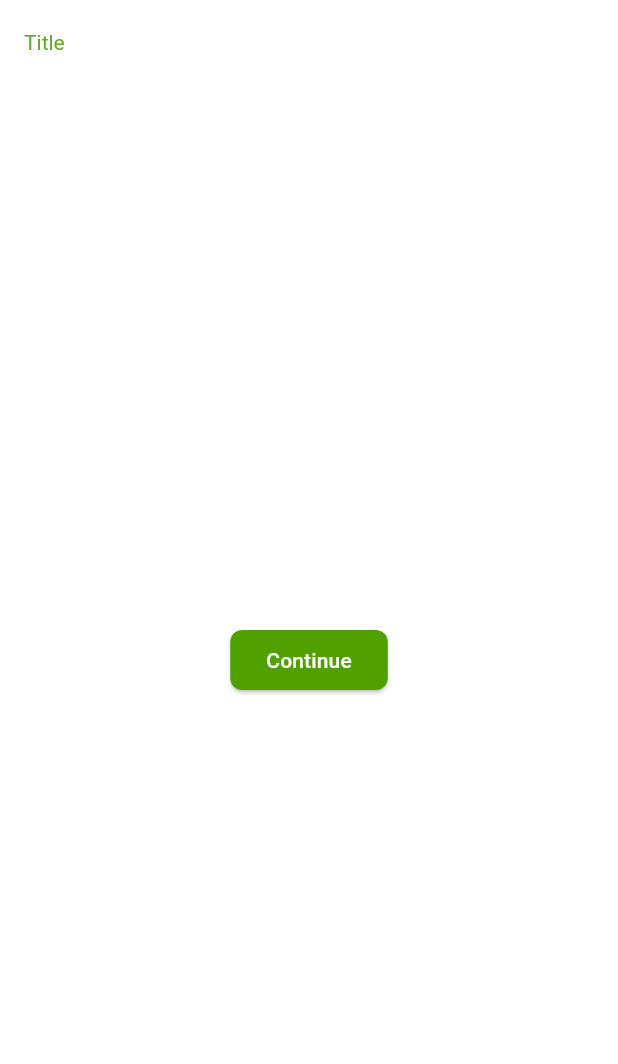
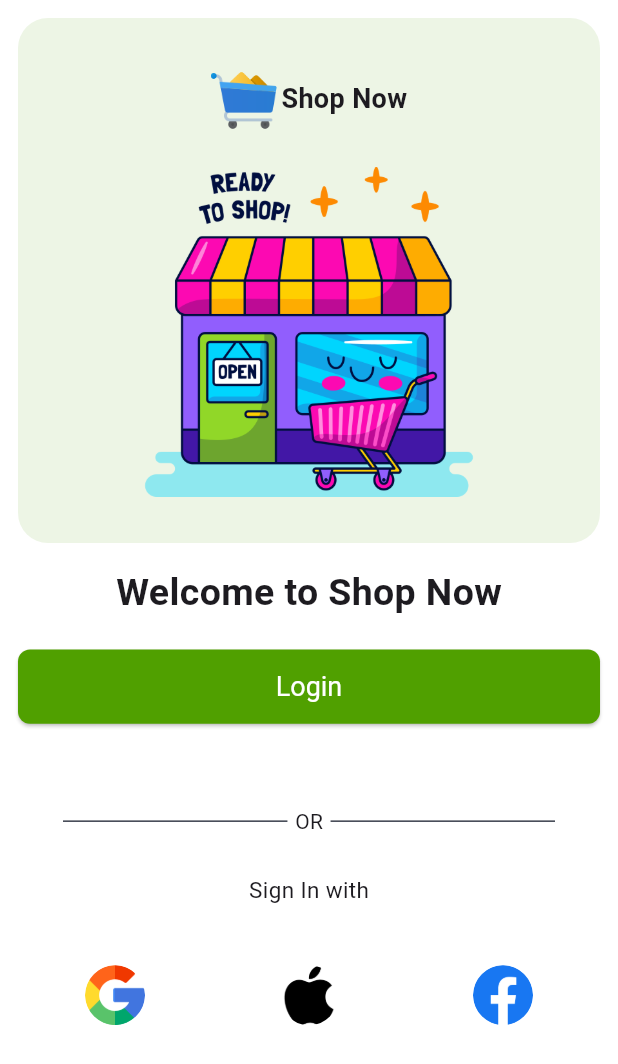
Before and after one commit to Thiruvikraman1998/ECommerce_app_node.js_backend, a Flutter app: the screen it shows after launch, on a phone screen of 412 x 824 dp. Shown: the top 1064 px of the screen. Run offline on Flutter 3.47's test engine with Material 2 defaults, Android fonts, the phone set to English and light mode, and no system bars.

Commit message:
completed onboarding screen

```diff
--- a/shopnow/lib/main.dart
+++ b/shopnow/lib/main.dart
@@ -1,4 +1,5 @@
 import 'package:flutter/material.dart';
+import 'package:shopnow/screens/onboarding_screen.dart';
 import 'package:shopnow/utils/app_colors.dart';
 import 'package:shopnow/widgets/bottom_bar.dart';
 
@@ -38,6 +39,14 @@ class _ShopNowState extends State<ShopNow> {
             ),
           ),
         ),
+        textButtonTheme: TextButtonThemeData(
+          style: const ButtonStyle().copyWith(
+            backgroundColor:
+                const MaterialStatePropertyAll(AppColors.bgcolorLight),
+            foregroundColor:
+                const MaterialStatePropertyAll(AppColors.textButtonColor),
+          ),
+        ),
       ),
       darkTheme: ThemeData(
         useMaterial3: true,
@@ -59,8 +68,16 @@ class _ShopNowState extends State<ShopNow> {
             ),
           ),
         ),
+        textButtonTheme: TextButtonThemeData(
+          style: const ButtonStyle().copyWith(
+            backgroundColor:
+                const MaterialStatePropertyAll(AppColors.bgcolorDark),
+            foregroundColor:
+                const MaterialStatePropertyAll(AppColors.textButtonColor),
+          ),
+        ),
       ),
-      home: const BottomBar(),
+      home: const OnboardingScreen(),
     );
   }
 }
--- /dev/null
+++ b/shopnow/lib/screens/onboarding_screen.dart
@@ -0,0 +1,141 @@
+import 'package:flutter/material.dart';
+import 'package:shopnow/utils/app_colors.dart';
+import 'package:shopnow/widgets/custom_button.dart';
+
+class OnboardingScreen extends StatelessWidget {
+  const OnboardingScreen({super.key});
+
+  @override
+  Widget build(BuildContext context) {
+    return Scaffold(
+      body: SafeArea(
+        child: Container(
+          //color: Colors.red,
+          margin: const EdgeInsets.only(top: 12, right: 12, left: 12),
+          child: Column(
+            children: [
+              Container(
+                padding: const EdgeInsets.all(20),
+                decoration: const BoxDecoration(
+                    borderRadius: BorderRadius.all(
+                      Radius.circular(20),
+                    ),
+                    color: AppColors.greenLight),
+                height: 350,
+                width: double.infinity,
+                child: Column(
+                  mainAxisAlignment: MainAxisAlignment.spaceAround,
+                  children: [
+                    Row(
+                      mainAxisAlignment: MainAxisAlignment.center,
+                      children: [
+                        Container(
+                          height: 47,
+                          width: 47,
+                          decoration: const BoxDecoration(
+                            //color: Colors.red,
+                            image: DecorationImage(
+                                image: AssetImage(
+                                  "assets/main_assets/cart.png",
+                                ),
+                                fit: BoxFit.cover),
+                          ),
+                        ),
+                        const Text(
+                          "Shop Now",
+                          style: TextStyle(
+                              fontSize: 18, fontWeight: FontWeight.bold),
+                        )
+                      ],
+                    ),
+                    //SizedBox(height: 20),
+                    Container(
+                      height: 220,
+                      width: 300,
+                      decoration: const BoxDecoration(
+                        //color: Colors.amber,
+                        image: DecorationImage(
+                          image: AssetImage('assets/main_assets/shop.png'),
+                        ),
+                      ),
+                    )
+                  ],
+                ),
+              ),
+              const SizedBox(height: 15),
+              const Text(
+                "Welcome to Shop Now",
+                style: TextStyle(fontSize: 25, fontWeight: FontWeight.bold),
+              ),
+              const SizedBox(height: 20),
+              CustomButton(label: "Login", onPress: () {}), // Login Button
+              const SizedBox(height: 50),
+              Container(
+                //color: Colors.amber,
+                height: 30,
+                width: double.infinity,
+                child: const Row(
+                  mainAxisAlignment: MainAxisAlignment.center,
+                  children: [
+                    Expanded(
+                      child: Divider(
+                        //height: 10,
+                        color: AppColors.greyDark,
+                        thickness: 1,
+                        indent: 30,
+                      ),
+                    ),
+                    Padding(
+                        padding: EdgeInsets.symmetric(horizontal: 5),
+                        child: Text("OR")),
+                    Expanded(
+                      child: Divider(
+                        //height: 2,
+                        color: AppColors.greyDark,
+                        thickness: 1,
+                        endIndent: 30,
+                      ),
+                    )
+                  ],
+                ),
+              ),
+              const SizedBox(height: 20),
+              const Column(
+                children: [
+                  Text(
+                    "Sign In with",
+                    style: TextStyle(fontSize: 15),
+                  ),
+                  SizedBox(height: 40),
+                  Row(
+                    mainAxisAlignment: MainAxisAlignment.spaceAround,
+                    children: [
+                      CircleAvatar(
+                        minRadius: 20,
+                        backgroundColor: Colors.transparent,
+                        backgroundImage:
+                            AssetImage("assets/social_icons/google.png"),
+                      ),
+                      CircleAvatar(
+                        minRadius: 20,
+                        backgroundColor: Colors.transparent,
+                        backgroundImage:
+                            AssetImage("assets/social_icons/apple-logo.png"),
+                      ),
+                      CircleAvatar(
+                        minRadius: 20,
+                        backgroundColor: Colors.transparent,
+                        backgroundImage:
+                            AssetImage("assets/social_icons/facebook.png"),
+                      )
+                    ],
+                  )
+                ],
+              )
+            ],
+          ),
+        ),
+      ),
+    );
+  }
+}
--- a/shopnow/lib/widgets/bottom_bar.dart
+++ b/shopnow/lib/widgets/bottom_bar.dart
@@ -15,8 +15,13 @@ class _BottomBarState extends State<BottomBar> {
         title: const Text("Title"),
       ),
       body: Center(
-          child:
-              ElevatedButton(onPressed: () {}, child: const Text("Continue"))),
+          child: Row(
+        children: [
+          ElevatedButton(onPressed: () {}, child: const Text("Continue")),
+          SizedBox(width: 20),
+          TextButton(onPressed: () {}, child: Text("Click me"))
+        ],
+      )),
     );
   }
 }
--- /dev/null
+++ b/shopnow/lib/widgets/custom_button.dart
@@ -0,0 +1,19 @@
+import 'package:flutter/material.dart';
+
+class CustomButton extends StatelessWidget {
+  final String label;
+  final VoidCallback onPress;
+  const CustomButton({super.key, required this.label, required this.onPress});
+
+  @override
+  Widget build(BuildContext context) {
+    final size = MediaQuery.of(context).size;
+    return ElevatedButton(
+      onPressed: onPress,
+      style: ElevatedButton.styleFrom(
+          textStyle: const TextStyle(fontSize: 18),
+          minimumSize: Size(size.width, size.height * 0.06)),
+      child: Text(label),
+    );
+  }
+}
--- a/shopnow/pubspec.yaml
+++ b/shopnow/pubspec.yaml
@@ -61,7 +61,8 @@ flutter:
   # To add assets to your application, add an assets section, like this:
   assets:
     - assets/categories_icons/
-  #   - images/a_dot_ham.jpeg
+    - assets/main_assets/
+    - assets/social_icons/
 
   # An image asset can refer to one or more resolution-specific "variants", see
   # https://flutter.dev/assets-and-images/#resolution-aware
```
Also changed, not shown: shopnow/assets/main_assets/cart.png (added), shopnow/assets/main_assets/shop.png (added), shopnow/assets/social_icons/apple-logo.png (added), shopnow/assets/social_icons/facebook.png (added), shopnow/assets/social_icons/google.png (added).
